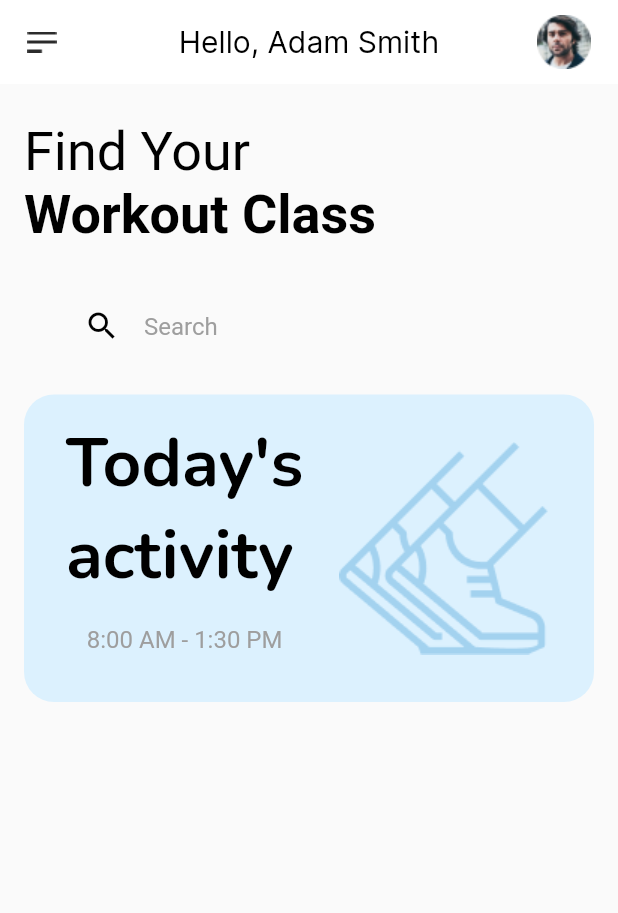
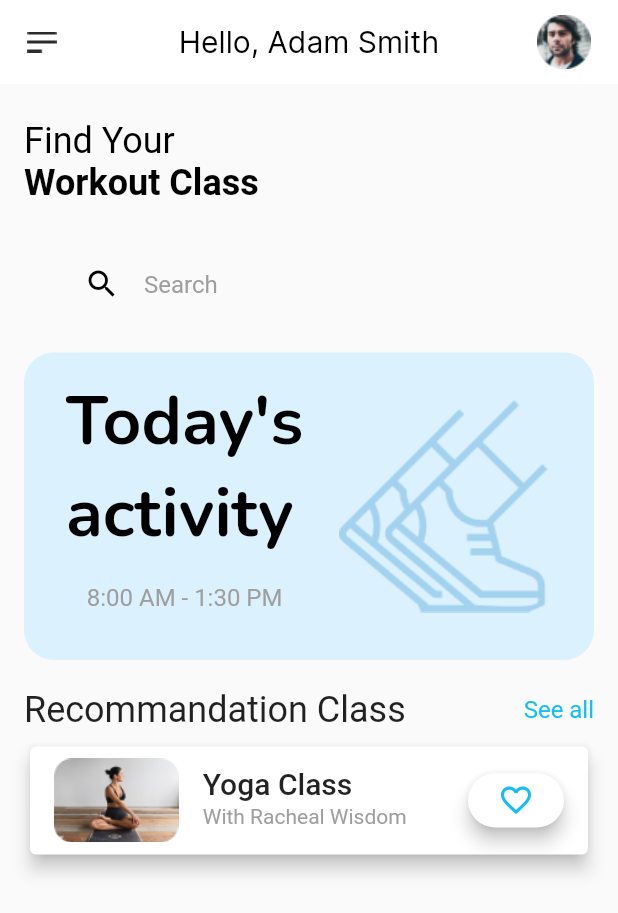
Before and after one commit to ImrulEmon/Health-Fitness, a Flutter app: the HomePage screen opened directly, on a phone screen of 412 x 824 dp. Shown: the top 913 px of the screen. Run offline on Flutter 3.47's test engine with Material 2 defaults, Android fonts, the phone set to English and light mode, and no system bars; our stand-ins replace google_fonts.

Commit message:
Recommand-Home

```diff
--- a/lib/constants/hl_constants.dart
+++ b/lib/constants/hl_constants.dart
@@ -20,5 +20,6 @@ String onboardImg = 'assets/images/onboaredPic.png';
 String menuIcon = 'assets/images/menu-icon.png';
 String avaterImg = 'assets/images/avater.png';
 String legImg = 'assets/images/legImg.png';
+String recomandImg = 'assets/images/yogaRecomand.png';
 
 // ===== Media Quary =====
--- a/lib/screens/home_page.dart
+++ b/lib/screens/home_page.dart
@@ -17,44 +17,37 @@ class HomePage extends StatelessWidget {
         leading: Image.asset(menuIcon),
         title: const Text(
           'Hello, Adam Smith',
-          style: TextStyle(
-            fontFamily: 'Inter',
-          ),
+          style: TextStyle(fontFamily: 'Inter'),
         ),
-        actions: const [
-          CircleAvaterWidget(),
-          SizedBox(
-            width: paddingDft,
-          )
-        ],
+        actions: const [CircleAvaterWidget(), SizedBox(width: paddingDft)],
       ),
       body: Padding(
         padding: const EdgeInsets.symmetric(horizontal: paddingDft),
         child: Column(
           crossAxisAlignment: CrossAxisAlignment.start,
           children: [
-            const SizedBox(
-              height: paddingDft * 1.5,
-            ),
+            const SizedBox(height: paddingDft * 1.5),
             const Text(
               'Find Your',
               style: TextStyle(
                 color: Colors.black,
-                fontSize: paddingDft * 2.25,
+                fontSize: paddingDft * 1.5,
               ),
             ),
             const Text(
               'Workout Class',
               style: TextStyle(
                 color: Colors.black,
-                fontSize: paddingDft * 2.25,
+                fontSize: paddingDft * 1.5,
                 fontWeight: FontWeight.bold,
               ),
             ),
+
+            // ===== Search Bar Widget=====
             const SearchWidget(),
-            const SizedBox(
-              height: paddingDft,
-            ),
+
+            // ===== Today's Activity Start =====
+            const SizedBox(height: paddingDft),
             Container(
               padding: const EdgeInsets.all(paddingDft),
               decoration: BoxDecoration(
@@ -72,16 +65,12 @@ class HomePage extends StatelessWidget {
                           textStyle: textTheme.headline3,
                         ),
                       ),
-                      const SizedBox(
-                        height: paddingDft,
-                      ),
+                      const SizedBox(height: paddingDft),
                       Text(
                         "8:00 AM - 1:30 PM",
                         style: textTheme.subtitle1,
                       ),
-                      const SizedBox(
-                        height: paddingDft,
-                      )
+                      const SizedBox(height: paddingDft)
                     ],
                   ),
                   Container(
@@ -91,6 +80,61 @@ class HomePage extends StatelessWidget {
                 ],
               ),
             ),
+            // ===== Today's Activity End =====
+            const SizedBox(height: paddingDft * 1.2),
+            // ====== Recommandation Start =====
+            //----- Recomandation Title -----
+            Row(
+              mainAxisAlignment: MainAxisAlignment.spaceBetween,
+              children: [
+                Text(
+                  'Recommandation Class',
+                  style: textTheme.headline5,
+                ),
+                const Text(
+                  'See all',
+                  style: TextStyle(
+                    color: kDeepBlue,
+                    fontSize: 16.0,
+                  ),
+                ),
+              ],
+            ),
+            const SizedBox(height: paddingDft * .4),
+            //----- Recomandation Card -----
+            Card(
+              elevation: 5.0,
+              child: ListTile(
+                leading: FittedBox(
+                  child: Image.asset(recomandImg),
+                ),
+                title: Text(
+                  'Yoga Class',
+                  style: Theme.of(context).textTheme.headline6,
+                ),
+                subtitle: const Text(
+                  'With Racheal Wisdom',
+                  style: TextStyle(color: Colors.grey),
+                ),
+                trailing: ElevatedButton(
+                  onPressed: () {},
+                  style: ElevatedButton.styleFrom(
+                      backgroundColor: hlBgc,
+                      elevation: 5.0,
+                      shape: RoundedRectangleBorder(
+                        borderRadius: BorderRadius.circular(100),
+                      )),
+                  child: const Icon(
+                    Icons.favorite_outline,
+                    color: kDeepBlue,
+                  ),
+                ),
+              ),
+            ),
+            // ====== Recommandation End =====
+
+            // ====== Category Start =====
+            // ====== Category End =====
           ],
         ),
       ),
```
Also changed, not shown: assets/images/yogaRecomand.png (added).
